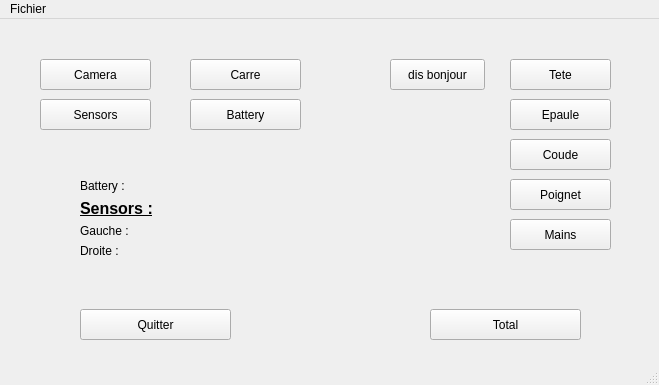
Old version of the form NAO /Interface.ui in the repository dussotro/StageRobZerr.
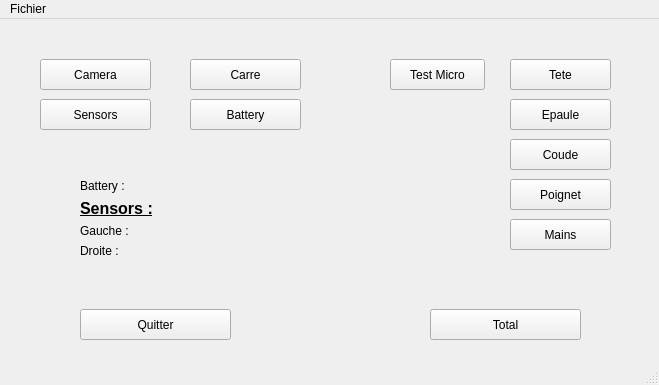
New version of the form.

Diff of the .ui file:
```diff
--- a/NAO /Interface.ui
+++ b/NAO /Interface.ui
@@ -249,7 +249,7 @@
      </rect>
     </property>
     <property name="text">
-     <string>dis bonjour</string>
+     <string>Test Micro</string>
     </property>
    </widget>
   </widget>
```
